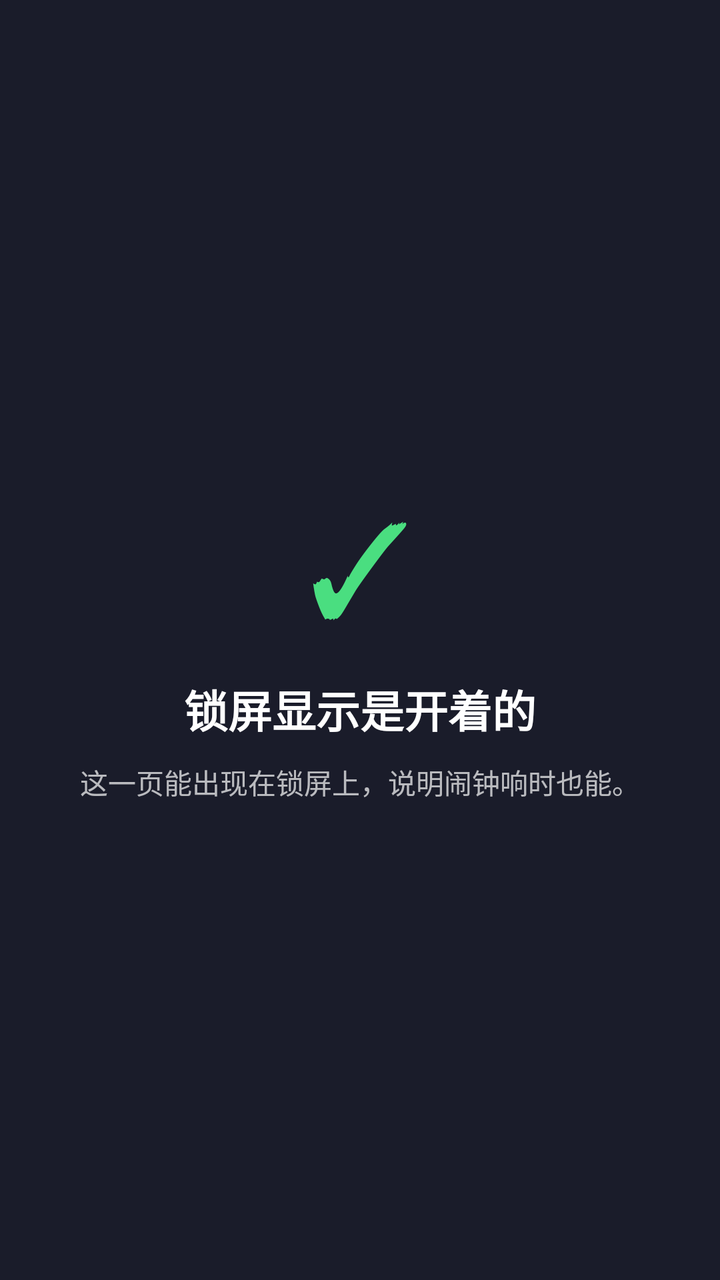
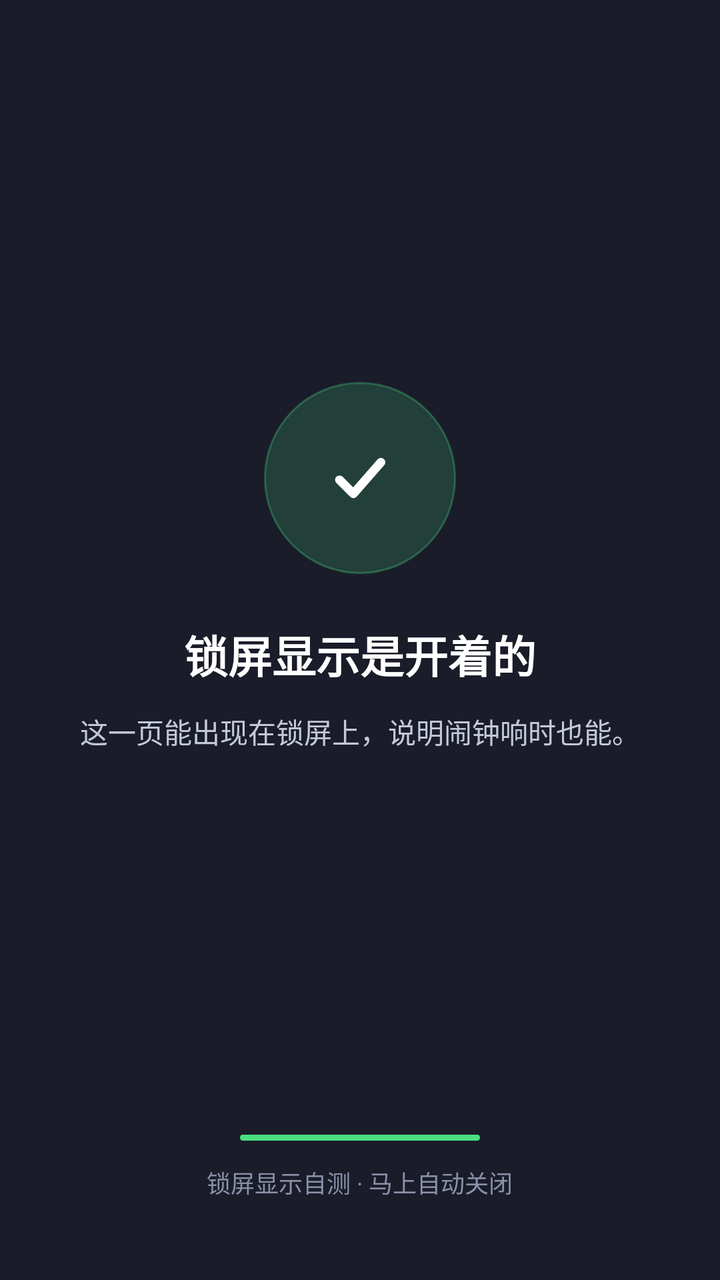

Screens rendered from an Android XML layout before and after an edit, with the pre-edit source and the edit as a unified diff.
<!-- AndroidManifest.xml: activity theme Theme.WeekdayAlarm.LockProbe -->
<!-- res/layout/activity_lock_probe.xml -->
<?xml version="1.0" encoding="utf-8"?>
<LinearLayout xmlns:android="http://schemas.android.com/apk/res/android"
    android:layout_width="match_parent"
    android:layout_height="match_parent"
    android:background="#F21B1D2B"
    android:gravity="center"
    android:orientation="vertical"
    android:paddingStart="32dp"
    android:paddingEnd="32dp">

    <TextView
        android:id="@+id/lp_mark"
        android:layout_width="wrap_content"
        android:layout_height="wrap_content"
        android:text="✓"
        android:textColor="#4ADE80"
        android:textSize="64sp" />

    <TextView
        android:id="@+id/lp_title"
        android:layout_width="wrap_content"
        android:layout_height="wrap_content"
        android:layout_marginTop="12dp"
        android:gravity="center"
        android:text="锁屏显示是开着的"
        android:textColor="#FFFFFF"
        android:textSize="22sp"
        android:textStyle="bold" />

    <TextView
        android:id="@+id/lp_sub"
        android:layout_width="match_parent"
        android:layout_height="wrap_content"
        android:layout_marginTop="10dp"
        android:gravity="center"
        android:lineSpacingExtra="3dp"
        android:text="这一页能出现在锁屏上，说明闹钟响时也能。"
        android:textColor="#B3FFFFFF"
        android:textSize="14sp" />

</LinearLayout>
<!-- resources referenced by this layout -->
<resources>
  <style name="Theme.WeekdayAlarm.LockProbe" parent="Theme.WeekdayAlarm">
          <item name="android:windowBackground">#1B1D2B</item>
          <item name="android:windowNoTitle">true</item>
          <item name="android:statusBarColor">@android:color/transparent</item>
          <item name="android:navigationBarColor">@android:color/transparent</item>
          <item name="android:windowLightStatusBar">false</item>
      </style>
  <style name="Theme.WeekdayAlarm" parent="Theme.Material3.DayNight.NoActionBar">
          <item name="colorPrimary">@color/indigo</item>
          <item name="colorPrimaryVariant">@color/indigo_dark</item>
          <item name="colorOnPrimary">@color/white</item>
          <item name="android:statusBarColor">@color/bg</item>
          <item name="android:windowLightStatusBar">true</item>
      </style>
  <color name="indigo">#4F46E5</color>
  <color name="indigo_dark">#4338CA</color>
  <color name="white">#FFFFFFFF</color>
  <color name="bg">#F4F5FB</color>
</resources>

<!-- the commit's change to res/layout/activity_lock_probe.xml (unified diff, before → after) -->
@@ -3,39 +3,90 @@
     android:layout_width="match_parent"
     android:layout_height="match_parent"
     android:background="#F21B1D2B"
-    android:gravity="center"
-    android:orientation="vertical"
-    android:paddingStart="32dp"
-    android:paddingEnd="32dp">
+    android:orientation="vertical">
 
-    <TextView
-        android:id="@+id/lp_mark"
-        android:layout_width="wrap_content"
-        android:layout_height="wrap_content"
-        android:text="✓"
-        android:textColor="#4ADE80"
-        android:textSize="64sp" />
+    
+    <LinearLayout
+        android:layout_width="match_parent"
+        android:layout_height="0dp"
+        android:layout_weight="1"
+        android:gravity="center"
+        android:orientation="vertical"
+        android:paddingStart="32dp"
+        android:paddingEnd="32dp">
 
-    <TextView
-        android:id="@+id/lp_title"
-        android:layout_width="wrap_content"
-        android:layout_height="wrap_content"
-        android:layout_marginTop="12dp"
-        android:gravity="center"
-        android:text="锁屏显示是开着的"
-        android:textColor="#FFFFFF"
-        android:textSize="22sp"
-        android:textStyle="bold" />
+        <FrameLayout
+            android:id="@+id/lp_badge"
+            android:layout_width="96dp"
+            android:layout_height="96dp"
+            android:background="@drawable/bg_probe_badge">
 
-    <TextView
-        android:id="@+id/lp_sub"
+            <ImageView
+                android:id="@+id/lp_mark"
+                android:layout_width="44dp"
+                android:layout_height="44dp"
+                android:layout_gravity="center"
+                android:contentDescription="@null"
+                android:src="@drawable/ic_probe_check" />
+        </FrameLayout>
+
+        <TextView
+            android:id="@+id/lp_title"
+            android:layout_width="wrap_content"
+            android:layout_height="wrap_content"
+            android:layout_marginTop="@dimen/space_24"
+            android:gravity="center"
+            android:text="锁屏显示是开着的"
+            android:textColor="#FFFFFF"
+            android:textSize="22sp"
+            android:textStyle="bold" />
+
+        <TextView
+            android:id="@+id/lp_sub"
+            android:layout_width="match_parent"
+            android:layout_height="wrap_content"
+            android:layout_marginTop="@dimen/space_12"
+            android:gravity="center"
+            android:lineSpacingExtra="4dp"
+            android:text="这一页能出现在锁屏上，说明闹钟响时也能。"
+            android:textColor="#C3C8DA"
+            android:textSize="14sp" />
+    </LinearLayout>
+
+    
+    <LinearLayout
         android:layout_width="match_parent"
         android:layout_height="wrap_content"
-        android:layout_marginTop="10dp"
-        android:gravity="center"
-        android:lineSpacingExtra="3dp"
-        android:text="这一页能出现在锁屏上，说明闹钟响时也能。"
-        android:textColor="#B3FFFFFF"
-        android:textSize="14sp" />
+        android:gravity="center_horizontal"
+        android:orientation="vertical"
+        android:paddingBottom="40dp">
+
+        <FrameLayout
+            android:layout_width="120dp"
+            android:layout_height="3dp">
+
+            <View
+                android:layout_width="match_parent"
+                android:layout_height="match_parent"
+                android:background="@drawable/bg_probe_track" />
+
+            <View
+                android:id="@+id/lp_progress"
+                android:layout_width="match_parent"
+                android:layout_height="match_parent"
+                android:background="@drawable/bg_probe_bar"
+                android:transformPivotX="0dp"
+                android:transformPivotY="1.5dp" />
+        </FrameLayout>
+
+        <TextView
+            android:id="@+id/lp_hint"
+            android:layout_width="wrap_content"
+            android:layout_height="wrap_content"
+            android:layout_marginTop="@dimen/space_12"
+            android:text="锁屏显示自测 · 马上自动关闭"
+            android:textColor="#8A90A8"
+            android:textSize="12sp" />
+    </LinearLayout>
 
 </LinearLayout>
<!-- resource entries referenced after the edit -->
@@ -1,5 +1,48 @@
 <!-- resources referenced by this layout -->
 <resources>
+  <dimen name="space_12">12dp</dimen>
+  <dimen name="space_24">24dp</dimen>
+  <!-- drawable bg_probe_badge (drawable) -->
+  <?xml version="1.0" encoding="utf-8"?>
+  <shape xmlns:android="http://schemas.android.com/apk/res/android"
+      android:shape="oval">
+  
+      <solid android:color="#2E4ADE80" />
+      <stroke
+          android:width="1dp"
+          android:color="#4D4ADE80" />
+  </shape>
+  <!-- drawable bg_probe_bar (drawable) -->
+  <?xml version="1.0" encoding="utf-8"?>
+  <shape xmlns:android="http://schemas.android.com/apk/res/android"
+      android:shape="rectangle">
+  
+      <solid android:color="#4ADE80" />
+      <corners android:radius="@dimen/radius_hairline" />
+  </shape>
+  <!-- drawable bg_probe_track (drawable) -->
+  <?xml version="1.0" encoding="utf-8"?>
+  <shape xmlns:android="http://schemas.android.com/apk/res/android"
+      android:shape="rectangle">
+  
+      <solid android:color="#33FFFFFF" />
+      <corners android:radius="@dimen/radius_hairline" />
+  </shape>
+  <!-- drawable ic_probe_check (drawable) -->
+  <?xml version="1.0" encoding="utf-8"?>
+  <vector xmlns:android="http://schemas.android.com/apk/res/android"
+      android:width="44dp"
+      android:height="44dp"
+      android:viewportWidth="24"
+      android:viewportHeight="24">
+  
+      <path
+          android:pathData="M6.4,12.5 L10.2,16.3 L17.7,7.7"
+          android:strokeColor="#FFFFFF"
+          android:strokeWidth="2.4"
+          android:strokeLineCap="round"
+          android:strokeLineJoin="round" />
+  </vector>
   <style name="Theme.WeekdayAlarm.LockProbe" parent="Theme.WeekdayAlarm">
           <item name="android:windowBackground">#1B1D2B</item>
           <item name="android:windowNoTitle">true</item>
@@ -7,6 +50,7 @@
           <item name="android:navigationBarColor">@android:color/transparent</item>
           <item name="android:windowLightStatusBar">false</item>
       </style>
+  <dimen name="radius_hairline">2dp</dimen>
   <style name="Theme.WeekdayAlarm" parent="Theme.Material3.DayNight.NoActionBar">
           <item name="colorPrimary">@color/indigo</item>
           <item name="colorPrimaryVariant">@color/indigo_dark</item>
